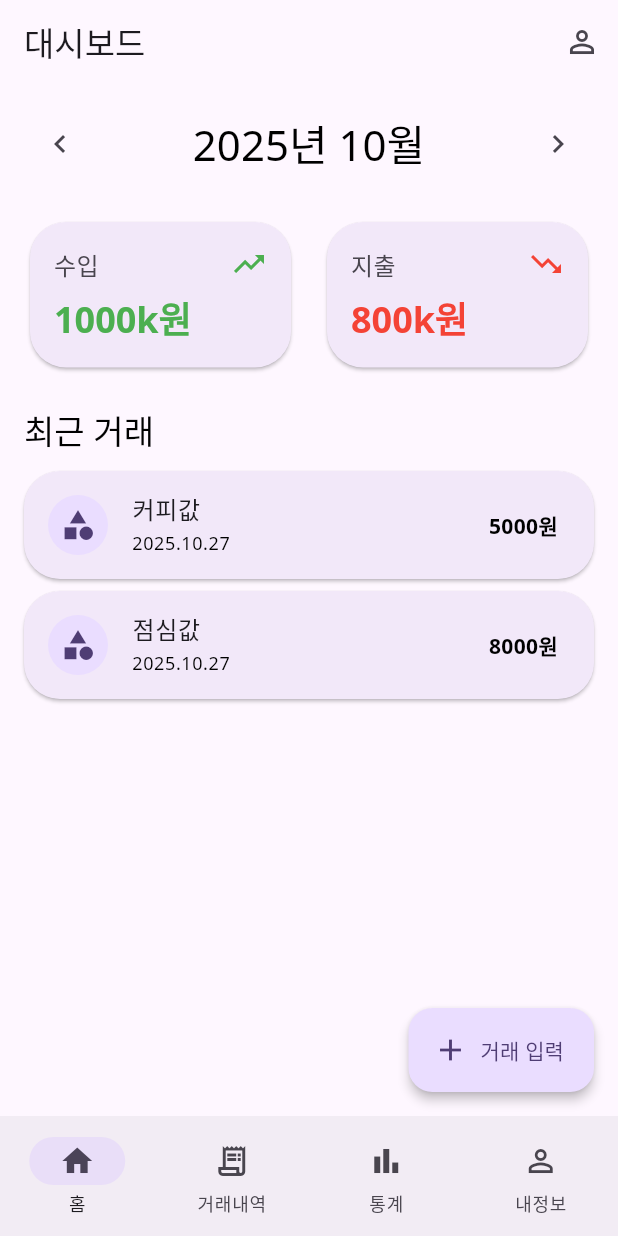
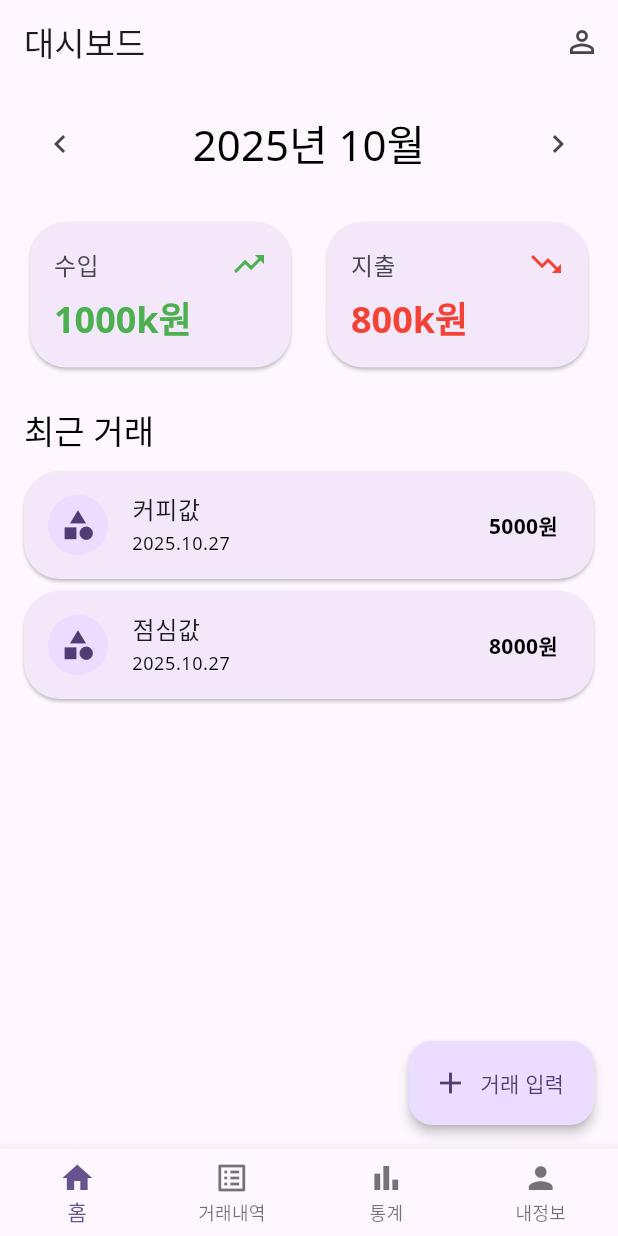
Before and after one commit to garyjeong/household-ledger-android, a Flutter app: the DashboardPage screen opened directly, on a phone screen of 412 x 824 dp. Run offline on Flutter 3.47's test engine with Material 3 defaults, Android fonts, the phone set to English and light mode, and no system bars; our stand-ins replace dio, equatable, fl_chart, flutter_bloc, google_fonts, shared_preferences; accounts and stored records are empty; statements that could not run were skipped.

Commit message:
Add navigation system for all pages
- Create AppBottomNavBar for consistent navigation
- Create AppRouter for page routing
- Connect all pages (Dashboard, Transactions, Statistics, Profile)
- Update dashboard to use new navigation component

```diff
--- a/lib/presentation/pages/dashboard/dashboard_page.dart
+++ b/lib/presentation/pages/dashboard/dashboard_page.dart
@@ -1,5 +1,6 @@
 import 'package:flutter/material.dart';
 import '../transactions/quick_add_modal.dart';
+import '../../widgets/common/bottom_nav_bar.dart';
 
 class DashboardPage extends StatelessWidget {
   const DashboardPage({super.key});
@@ -88,7 +89,7 @@ class DashboardPage extends StatelessWidget {
         icon: const Icon(Icons.add),
         label: const Text('거래 입력'),
       ),
-      bottomNavigationBar: _BottomNavBar(currentIndex: 0),
+      bottomNavigationBar: const AppBottomNavBar(currentIndex: 0),
     );
   }
 
--- /dev/null
+++ b/lib/presentation/widgets/common/bottom_nav_bar.dart
@@ -0,0 +1,40 @@
+import 'package:flutter/material.dart';
+import '../../../core/router/app_router.dart';
+
+class AppBottomNavBar extends StatelessWidget {
+  final int currentIndex;
+
+  const AppBottomNavBar({
+    super.key,
+    required this.currentIndex,
+  });
+
+  @override
+  Widget build(BuildContext context) {
+    return BottomNavigationBar(
+      currentIndex: currentIndex,
+      onTap: (index) {
+        AppRouter.navigate(context, index);
+      },
+      items: const [
+        BottomNavigationBarItem(
+          icon: Icon(Icons.home),
+          label: '홈',
+        ),
+        BottomNavigationBarItem(
+          icon: Icon(Icons.list_alt),
+          label: '거래내역',
+        ),
+        BottomNavigationBarItem(
+          icon: Icon(Icons.bar_chart),
+          label: '통계',
+        ),
+        BottomNavigationBarItem(
+          icon: Icon(Icons.person),
+          label: '내정보',
+        ),
+      ],
+      type: BottomNavigationBarType.fixed,
+    );
+  }
+}
```
Also changed, not shown: lib/core/router/app_router.dart (added, +33 -0 lines).
